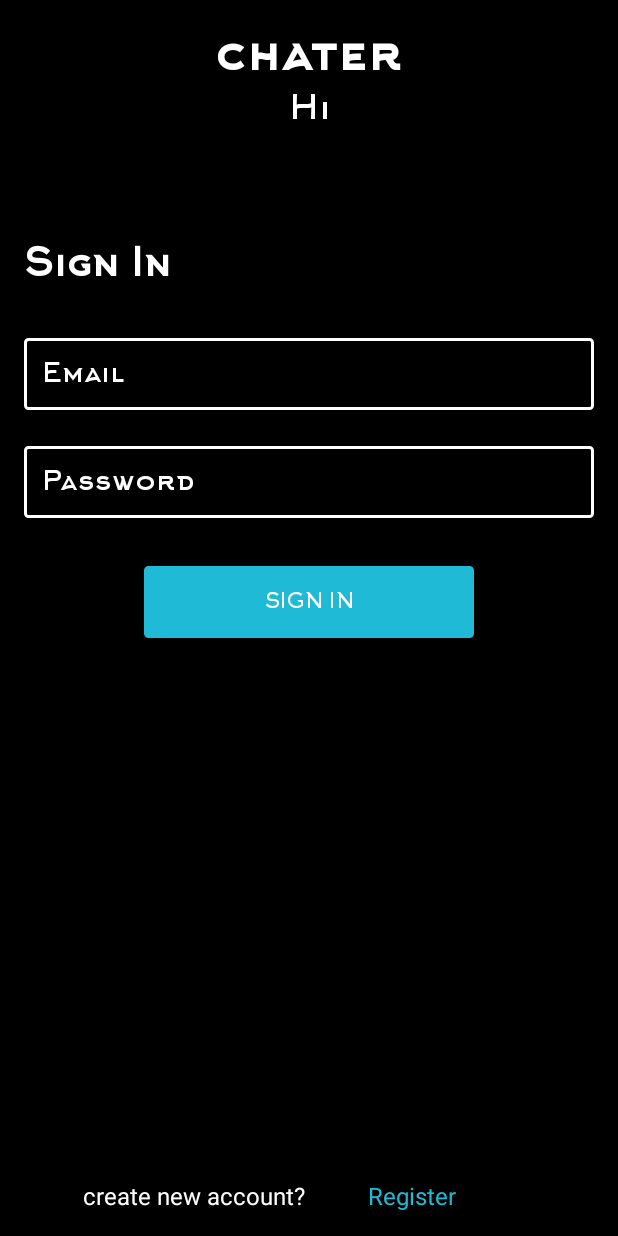
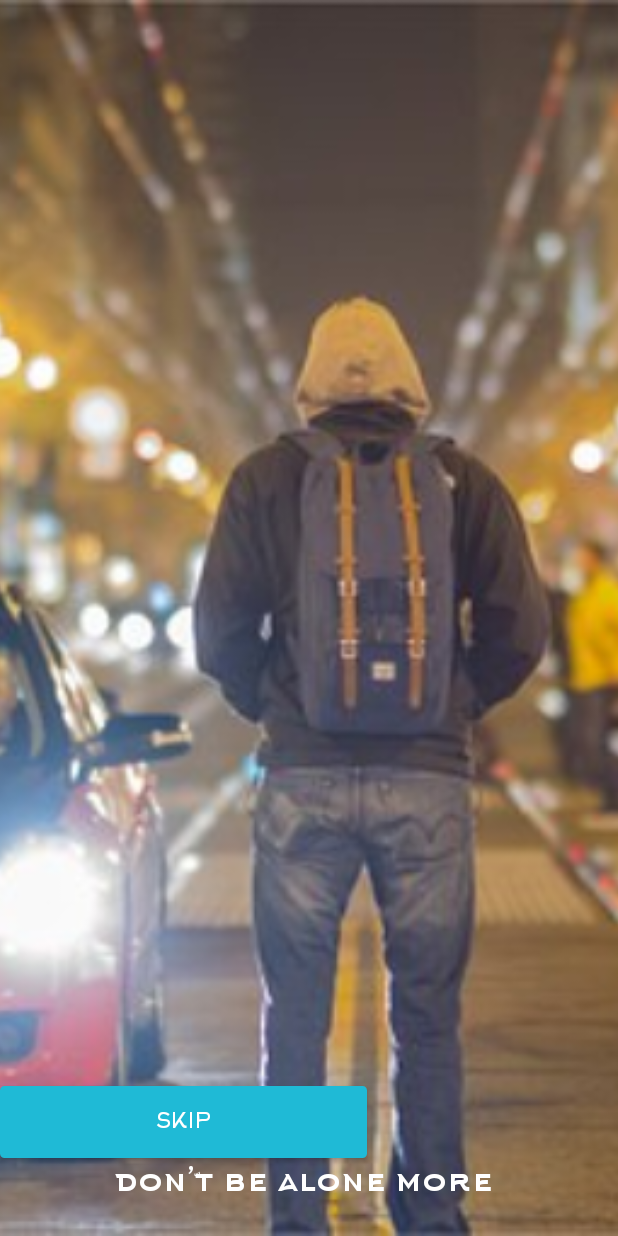
Before and after one commit to AhmedElfarsisy/Chat-App, an Android app: the screen it shows after launch (Start), on a phone screen of 412 x 824 dp. Run offline under Robolectric (Android 15) with nearby library versions, the phone set to English and light mode, and no system bars; our stand-ins replace ButterKnife, Firebase (no records; nobody signed in at launch, a user with empty details on screens opened directly).

```diff
--- /dev/null
+++ b/app/src/main/java/com/eng/elfarsisy/who/adapter/SliderAdapter.java
@@ -0,0 +1,56 @@
+package com.eng.elfarsisy.who.adapter;
+
+import android.content.Context;
+import android.view.LayoutInflater;
+import android.view.View;
+import android.view.ViewGroup;
+import android.widget.ImageView;
+import android.widget.TextView;
+
+import androidx.annotation.NonNull;
+import androidx.viewpager.widget.PagerAdapter;
+
+import com.eng.elfarsisy.who.R;
+import com.eng.elfarsisy.who.model.Slider;
+
+import java.util.List;
+
+public class SliderAdapter extends PagerAdapter {
+    Context mContext;
+    List<Slider> mlist;
+
+    public SliderAdapter(Context mContext, List<Slider> mlist) {
+        this.mContext = mContext;
+        this.mlist = mlist;
+    }
+
+    @Override
+    public int getCount() {
+        return mlist.size();
+    }
+
+    @NonNull
+    @Override
+    public Object instantiateItem(@NonNull ViewGroup container, int position) {
+        LayoutInflater inflater = (LayoutInflater) mContext.getSystemService(Context.LAYOUT_INFLATER_SERVICE);
+        View sliderLayout = inflater.inflate(R.layout.slider_item, null);
+        ImageView slideImage = sliderLayout.findViewById(R.id.sliderImage);
+        TextView slideTxt = sliderLayout.findViewById(R.id.sliderTitle);
+        slideImage.setImageResource(mlist.get(position).getImage());
+        slideTxt.setText(mlist.get(position).getTitle());
+        container.addView(sliderLayout);
+        return sliderLayout;
+    }
+
+    @Override
+    public void destroyItem(@NonNull ViewGroup container, int position, @NonNull Object object) {
+        container.removeView((View) object);
+    }
+
+    @Override
+    public boolean isViewFromObject(@NonNull View view, @NonNull Object object) {
+        return view == object;
+    }
+
+
+}
--- /dev/null
+++ b/app/src/main/java/com/eng/elfarsisy/who/model/Slider.java
@@ -0,0 +1,27 @@
+package com.eng.elfarsisy.who.model;
+
+public class Slider {
+    private  int image;
+    private String title;
+
+    public Slider(int image, String title) {
+        this.image = image;
+        this.title = title;
+    }
+
+    public int getImage() {
+        return image;
+    }
+
+    public void setImage(int image) {
+        this.image = image;
+    }
+
+    public String getTitle() {
+        return title;
+    }
+
+    public void setTitle(String title) {
+        this.title = title;
+    }
+}
--- a/app/src/main/java/com/eng/elfarsisy/who/myui/activity/Start.java
+++ b/app/src/main/java/com/eng/elfarsisy/who/myui/activity/Start.java
@@ -9,6 +9,7 @@ import android.os.Handler;
 
 import com.eng.elfarsisy.who.R;
 import com.eng.elfarsisy.who.myui.fragment.SignInFragment;
+import com.eng.elfarsisy.who.myui.fragment.SliderFragment;
 import com.eng.elfarsisy.who.myui.fragment.SplashFragment;
 import com.google.firebase.auth.FirebaseAuth;
 import com.google.firebase.auth.FirebaseUser;
@@ -31,15 +32,18 @@ public class Start extends AppCompatActivity {
             public void run() {
 
                 if (currentUser != null) {
-                    startActivity(new Intent(Start.this,MainActivity.class));
+                    startActivity(new Intent(Start.this, MainActivity.class));
                     finish();
 
                 } else {
-                    getSupportFragmentManager().beginTransaction().replace(R.id.container, new SignInFragment()).commit();
+                    getSupportFragmentManager().beginTransaction().replace(R.id.container, new SliderFragment()).commit();
                 }
             }
         }, 2000);
 
+    }
+    public void moveToSignInFragment() {
+        getSupportFragmentManager().beginTransaction().replace(R.id.container, new SignInFragment()).commit();
 
     }
 }
--- /dev/null
+++ b/app/src/main/java/com/eng/elfarsisy/who/myui/fragment/RegisterFragment.java
@@ -0,0 +1,32 @@
+package com.eng.elfarsisy.who.myui.fragment;
+
+
+import android.os.Bundle;
+
+import androidx.fragment.app.Fragment;
+
+import android.view.LayoutInflater;
+import android.view.View;
+import android.view.ViewGroup;
+
+import com.eng.elfarsisy.who.R;
+
+/**
+ * A simple {@link Fragment} subclass.
+ */
+public class RegisterFragment extends Fragment {
+
+
+    public RegisterFragment() {
+        // Required empty public constructor
+    }
+
+
+    @Override
+    public View onCreateView(LayoutInflater inflater, ViewGroup container,
+                             Bundle savedInstanceState) {
+        // Inflate the layout for this fragment
+        return inflater.inflate(R.layout.fragment_register, container, false);
+    }
+
+}
--- a/app/src/main/java/com/eng/elfarsisy/who/myui/fragment/SignInFragment.java
+++ b/app/src/main/java/com/eng/elfarsisy/who/myui/fragment/SignInFragment.java
@@ -61,14 +61,17 @@ public class SignInFragment extends Fragment {
                 String signInEmail = fsigninEmail.getText().toString();
                 String signInPassword = fsigninPassword.getText().toString();
                 if (!TextUtils.isEmpty(signInEmail) && !TextUtils.isEmpty(signInPassword)) {
-                    firebaseAuth.signInWithEmailAndPassword(signInEmail,signInPassword);
-                }
-                else {
-                    Snackbar.make(view,"verfiy inputs",Snackbar.LENGTH_SHORT).show();
+                    firebaseAuth.signInWithEmailAndPassword(signInEmail, signInPassword);
+                } else {
+                    Snackbar.make(getActivity().getCurrentFocus(), "verfiy inputs", Snackbar.LENGTH_SHORT).show();
                 }
                 break;
             case R.id.fsignin_register:
-
+                getActivity().getSupportFragmentManager()
+                        .beginTransaction()
+                        .replace(R.id.container, new RegisterFragment())
+                        .addToBackStack(null)
+                        .commit();
                 break;
         }
     }
--- /dev/null
+++ b/app/src/main/java/com/eng/elfarsisy/who/myui/fragment/SliderFragment.java
@@ -0,0 +1,75 @@
+package com.eng.elfarsisy.who.myui.fragment;
+
+
+import android.os.Bundle;
+import android.view.KeyEvent;
+import android.view.LayoutInflater;
+import android.view.View;
+import android.view.ViewGroup;
+import android.widget.Button;
+import android.widget.TableLayout;
+
+import androidx.fragment.app.Fragment;
+import androidx.viewpager.widget.ViewPager;
+
+import com.eng.elfarsisy.who.R;
+import com.eng.elfarsisy.who.adapter.SliderAdapter;
+import com.eng.elfarsisy.who.model.Slider;
+import com.eng.elfarsisy.who.myui.activity.Start;
+import com.google.android.material.tabs.TabLayout;
+
+import java.util.ArrayList;
+import java.util.List;
+import java.util.Timer;
+import java.util.TimerTask;
+
+import butterknife.BindView;
+import butterknife.OnClick;
+
+/**
+ * A simple {@link Fragment} subclass.
+ */
+public class SliderFragment extends Fragment {
+    ViewPager sliderPager;
+    List<Slider> sliderList;
+    TableLayout indicator;
+    ViewGroup container;
+
+    @BindView(R.id.skipbtn)
+    Button skipbtn;
+
+    public SliderFragment() {
+        // Required empty public constructor
+    }
+
+
+    @Override
+    public View onCreateView(LayoutInflater inflater, ViewGroup container,
+                             Bundle savedInstanceState) {
+        View view = inflater.inflate(R.layout.fragment_slider, container, false);
+        sliderList = new ArrayList<>();
+        sliderList.add(new Slider(R.drawable.alone, "don’ّt be alone more"));
+        sliderList.add(new Slider(R.drawable.unityphoto, "let’s be unit"));
+        sliderList.add(new Slider(R.drawable.pexelsphoto, " become friends "));
+        sliderList.add(new Slider(R.drawable.celebratingphoto, "and celebrating togther"));
+
+        sliderPager = view.findViewById(R.id.sliderPager);
+        skipbtn = view.findViewById(R.id.skipbtn);
+        SliderAdapter sliderAdapter = new SliderAdapter(container.getContext(), sliderList);
+
+        sliderPager.setAdapter(sliderAdapter);
+
+        skipbtn.setOnClickListener(new View.OnClickListener() {
+            @Override
+            public void onClick(View view) {
+                new Start().moveToSignInFragment();
+            }
+        });
+        return view;
+    }
+
+
+
+
+
+}
--- /dev/null
+++ b/app/src/main/res/drawable/default_indicator.xml
@@ -0,0 +1,14 @@
+<?xml version="1.0" encoding="utf-8"?>
+<layer-list xmlns:android="http://schemas.android.com/apk/res/android">
+<item>
+    <shape android:shape="ring" android:innerRadius="0dp"
+       android:thickness="3dp"
+        android:useLevel="false">
+        <solid android:color="@color/blue" />
+
+    </shape>
+
+
+
+</item>
+</layer-list>
--- /dev/null
+++ b/app/src/main/res/drawable/indicator_selector.xml
@@ -0,0 +1,5 @@
+<?xml version="1.0" encoding="utf-8"?>
+<selector xmlns:android="http://schemas.android.com/apk/res/android">
+    <item android:drawable="@drawable/selected_indicator" android:state_selected="true" />
+    <item android:drawable="@drawable/default_indicator" />
+</selector>
--- /dev/null
+++ b/app/src/main/res/drawable/selected_indicator.xml
@@ -0,0 +1,14 @@
+<?xml version="1.0" encoding="utf-8"?>
+<layer-list xmlns:android="http://schemas.android.com/apk/res/android">
+<item>
+    <shape android:shape="ring" android:innerRadius="0dp"
+       android:thickness="3dp"
+        android:useLevel="false">
+        <solid android:color="@color/blue" />
+
+    </shape>
+
+
+
+</item>
+</layer-list>
--- /dev/null
+++ b/app/src/main/res/layout/fragment_register.xml
@@ -0,0 +1,14 @@
+<?xml version="1.0" encoding="utf-8"?>
+<FrameLayout xmlns:android="http://schemas.android.com/apk/res/android"
+    xmlns:tools="http://schemas.android.com/tools"
+    android:layout_width="match_parent"
+    android:layout_height="match_parent"
+    tools:context=".myui.fragment.RegisterFragment">
+
+    <!-- TODO: Update blank fragment layout -->
+    <TextView
+        android:layout_width="match_parent"
+        android:layout_height="match_parent"
+        android:text="@string/hello_blank_fragment" />
+
+</FrameLayout>
--- /dev/null
+++ b/app/src/main/res/layout/fragment_slider.xml
@@ -0,0 +1,53 @@
+<?xml version="1.0" encoding="utf-8"?>
+<RelativeLayout xmlns:android="http://schemas.android.com/apk/res/android"
+    xmlns:tools="http://schemas.android.com/tools"
+    android:layout_width="match_parent"
+    android:layout_height="match_parent"
+    xmlns:app="http://schemas.android.com/apk/res-auto"
+    tools:context=".myui.fragment.SliderFragment">
+
+
+    <androidx.viewpager.widget.ViewPager
+        android:id="@+id/sliderPager"
+        android:layout_width="match_parent"
+        android:layout_height="match_parent"
+        android:layout_alignParentStart="true"
+        android:layout_alignParentTop="true"
+        android:layout_alignParentEnd="true"
+        android:layout_marginStart="-8dp"
+        android:layout_marginTop="0dp"
+        android:layout_marginEnd="0dp"
+        android:layout_marginBottom="0dp" />
+
+    <com.google.android.material.tabs.TabLayout
+      android:id="@+id/indicator"
+        app:tabGravity="center"
+        app:tabBackground="@drawable/indicator_selector"
+        android:layout_width="match_parent"
+        android:layout_height="wrap_content"
+        android:layout_alignParentStart="true"
+        android:layout_alignParentEnd="true"
+        android:layout_alignParentBottom="true"
+        android:layout_marginStart="0dp"
+        android:layout_marginEnd="0dp"
+        android:layout_marginBottom="4dp">
+
+
+    </com.google.android.material.tabs.TabLayout>
+
+    <Button
+        android:id="@+id/skipbtn"
+        android:layout_width="244dp"
+        android:layout_height="wrap_content"
+        android:layout_above="@+id/indicator"
+        android:layout_alignParentStart="true"
+        android:layout_alignParentEnd="true"
+        android:layout_marginStart="0dp"
+        android:layout_marginEnd="167dp"
+        android:layout_marginBottom="0dp"
+        android:background="@drawable/signin_btn_style"
+        android:fontFamily="@font/arkhip_font"
+        android:text="Skip"
+        android:textColor="@color/white" />
+
+</RelativeLayout>
--- /dev/null
+++ b/app/src/main/res/layout/slider_item.xml
@@ -0,0 +1,39 @@
+<?xml version="1.0" encoding="utf-8"?>
+<RelativeLayout xmlns:android="http://schemas.android.com/apk/res/android"
+    xmlns:app="http://schemas.android.com/apk/res-auto"
+    xmlns:tools="http://schemas.android.com/tools"
+    android:layout_width="match_parent"
+    android:layout_height="match_parent">
+
+    <ImageView
+        android:id="@+id/sliderImage"
+        android:layout_width="0dp"
+        android:layout_height="0dp"
+        android:layout_alignParentStart="true"
+        android:layout_alignParentTop="true"
+        android:layout_alignParentEnd="true"
+        android:layout_alignParentBottom="true"
+        android:layout_marginStart="0dp"
+        android:layout_marginTop="0dp"
+        android:layout_marginEnd="0dp"
+        android:layout_marginBottom="0dp"
+        android:scaleType="centerCrop"
+        tools:srcCompat="@tools:sample/backgrounds/scenic[4]" />
+
+    <TextView
+        android:id="@+id/sliderTitle"
+        android:layout_width="wrap_content"
+        android:layout_height="wrap_content"
+        android:layout_alignBottom="@+id/sliderImage"
+        android:layout_alignParentStart="true"
+        android:layout_alignParentEnd="true"
+        android:layout_marginStart="16dp"
+        android:layout_marginEnd="16dp"
+        android:layout_marginBottom="16dp"
+        android:fontFamily="@font/arkhip_font"
+        android:textAlignment="center"
+
+        android:textColor="@color/white"
+        android:textSize="22sp"
+        tools:text="hi you can go with friends " />
+</RelativeLayout>
```
